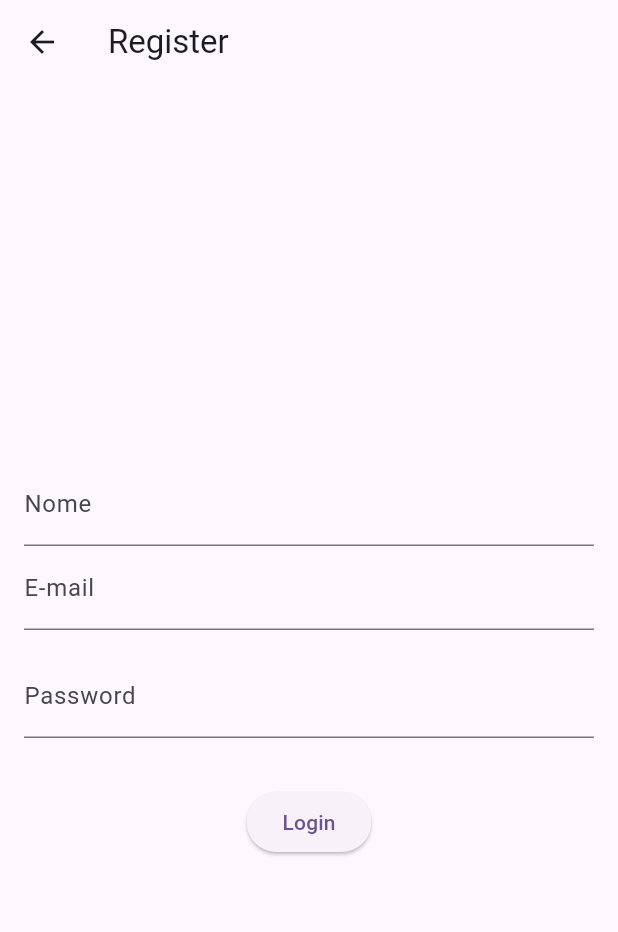
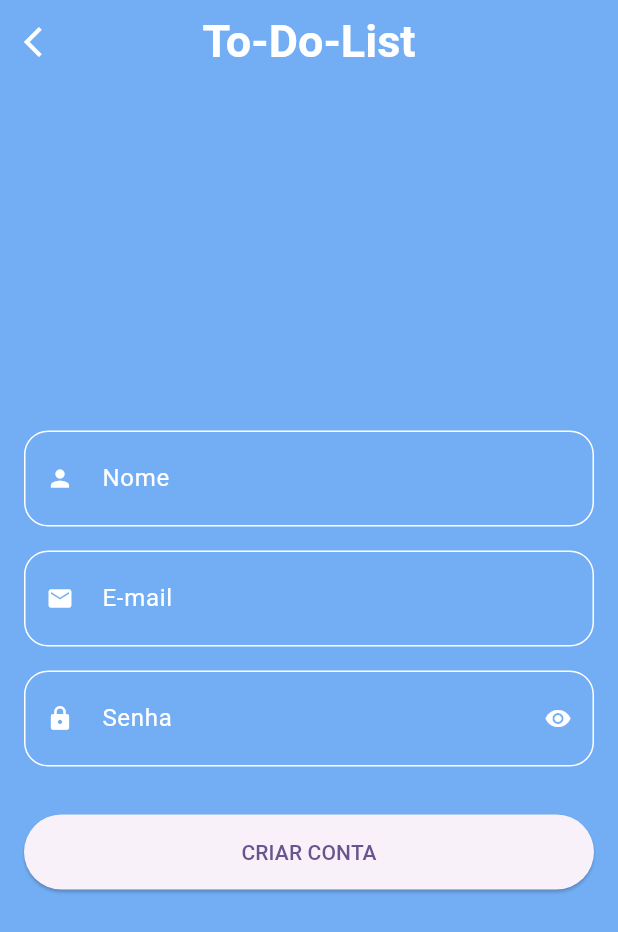
Before and after one commit to Zorzan99/to_do_list_bloc, a Flutter app: the RegisterPage screen opened by its route, on a phone screen of 412 x 824 dp. Shown: the top 932 px of the screen. Run offline on Flutter 3.47's test engine with Material 3 defaults, Android fonts, the phone set to English and light mode, and no system bars; our stand-ins replace bloc, cloud_firestore, firebase_auth, firebase_core, flutter_bloc; missing offline and left inert: validatorless; accounts and stored records are empty.

Commit message:
Feat: Customizacao da screen de registro, visualmente e com funcoes

```diff
--- a/lib/pages/home/home_page.dart
+++ b/lib/pages/home/home_page.dart
@@ -6,6 +6,7 @@ import 'package:to_do_list_bloc/pages/home/home_state.dart';
 import 'package:to_do_list_bloc/pages/home/widgets/float_button_home.dart';
 import 'package:to_do_list_bloc/pages/home/widgets/home_drawer.dart';
 import 'package:to_do_list_bloc/pages/home/widgets/todo_list.dart';
+import 'package:to_do_list_bloc/routes/routes.dart';
 
 class HomePage extends StatefulWidget {
   const HomePage({Key? key}) : super(key: key);
@@ -34,7 +35,8 @@ class _HomePageState extends State<HomePage> {
         perfilTitle: 'Meu perfil',
         exitTitle: "Sair",
         onTapPerfil: () {},
-        onPressedExit: () {},
+        onPressedExit: () => Navigator.of(context)
+            .pushNamedAndRemoveUntil(Routes.loginRoute, (route) => false),
       ),
       appBar: AppBar(
         backgroundColor: Colors.transparent,
--- a/lib/pages/login/login_page.dart
+++ b/lib/pages/login/login_page.dart
@@ -80,7 +80,7 @@ class _LoginPageState extends State<LoginPage> {
               child: Column(
                 mainAxisAlignment: MainAxisAlignment.center,
                 children: [
-                  LoginFormField(
+                  GlobalFormField(
                     validator: Validatorless.multiple(
                       [
                         Validatorless.required('E-mail obrigatório'),
@@ -95,7 +95,7 @@ class _LoginPageState extends State<LoginPage> {
                   const SizedBox(
                     height: SpacingSize.xl,
                   ),
-                  LoginFormField(
+                  GlobalFormField(
                     controller: _passwordEC,
                     validator: Validatorless.required('Senha obrigatória'),
                     hintText: "Insira sua senha",
--- a/lib/pages/login/widgets/login_form_field.dart
+++ b/lib/pages/login/widgets/login_form_field.dart
@@ -2,20 +2,26 @@ import 'package:flutter/material.dart';
 import 'package:to_do_list_bloc/core/sizes/radius_size.dart';
 import 'package:to_do_list_bloc/core/sizes/text_size.dart';
 
-class LoginFormField extends StatelessWidget {
+class GlobalFormField extends StatelessWidget {
   final String? Function(String?)? validator;
   final TextEditingController? controller;
   final TextInputType? keyboardType;
   final IconData icon;
+  final IconData? suffixIcon;
   final String hintText;
+  final bool obscureText;
+  final VoidCallback? onTap;
 
-  const LoginFormField({
+  const GlobalFormField({
     Key? key,
     this.validator,
     this.controller,
     this.keyboardType,
+    required this.icon,
+    this.suffixIcon,
     required this.hintText,
-    required this.icon,
+    this.obscureText = false,
+    this.onTap,
   }) : super(key: key);
 
   @override
@@ -31,6 +37,7 @@ class LoginFormField extends StatelessWidget {
     return TextFormField(
       validator: validator,
       controller: controller,
+      obscureText: obscureText,
       keyboardType: keyboardType,
       style: const TextStyle(color: Colors.white),
       decoration: InputDecoration(
@@ -40,6 +47,13 @@ class LoginFormField extends StatelessWidget {
         enabledBorder: border,
         focusedBorder: border,
         prefixIcon: Icon(icon, color: Colors.white),
+        suffixIcon: IconButton(
+          onPressed: onTap,
+          icon: Icon(
+            suffixIcon,
+            color: Colors.white,
+          ),
+        ),
         errorBorder: errorBorder,
         focusedErrorBorder: border,
         errorStyle:
--- a/lib/pages/register/register_cubit.dart
+++ b/lib/pages/register/register_cubit.dart
@@ -5,6 +5,8 @@ import 'package:to_do_list_bloc/pages/register/register_state.dart';
 import 'package:to_do_list_bloc/repositories/register/register_repository.dart';
 
 class RegisterCubit extends Cubit<RegisterState> {
+  bool isPasswordVisible = false;
+
   final RegisterRepository _registerRepository;
   RegisterCubit(this._registerRepository) : super(InitialRegister());
 
@@ -20,4 +22,9 @@ class RegisterCubit extends Cubit<RegisterState> {
       emit(FailureRegister(message: 'Erro ao realizar login'));
     }
   }
+
+  void togglePasswordVisibility() {
+    isPasswordVisible = !isPasswordVisible;
+    emit(HidePasswordRegister(visible: isPasswordVisible));
+  }
 }
--- a/lib/pages/register/register_page.dart
+++ b/lib/pages/register/register_page.dart
@@ -1,5 +1,7 @@
 import 'package:flutter/material.dart';
 import 'package:flutter_bloc/flutter_bloc.dart';
+import 'package:to_do_list_bloc/core/widgets/button.dart';
+import 'package:to_do_list_bloc/pages/login/widgets/login_form_field.dart';
 import 'package:to_do_list_bloc/pages/register/register_cubit.dart';
 import 'package:to_do_list_bloc/pages/register/register_state.dart';
 import 'package:to_do_list_bloc/routes/routes.dart';
@@ -23,8 +25,26 @@ class _RegisterPageState extends State<RegisterPage> {
     final cubit = context.watch<RegisterCubit>();
 
     return Scaffold(
+      backgroundColor: const Color(0XFF73AEF5),
       appBar: AppBar(
-        title: const Text('Register'),
+        backgroundColor: Colors.transparent,
+        elevation: 0,
+        centerTitle: true,
+        leading: GestureDetector(
+          onTap: () => Navigator.of(context).pushNamed(Routes.loginRoute),
+          child: const Icon(
+            Icons.arrow_back_ios,
+            color: Colors.white,
+          ),
+        ),
+        title: const Text(
+          'To-Do-List',
+          style: TextStyle(
+            fontSize: 30,
+            fontWeight: FontWeight.bold,
+            color: Colors.white,
+          ),
+        ),
       ),
       body: Padding(
         padding: const EdgeInsets.all(16.0),
@@ -81,36 +101,40 @@ class _RegisterPageState extends State<RegisterPage> {
               child: Column(
                 mainAxisAlignment: MainAxisAlignment.center,
                 children: [
-                  TextFormField(
+                  GlobalFormField(
+                    hintText: "Nome",
+                    icon: Icons.person,
                     validator: Validatorless.required('Nome é obrigatório'),
                     controller: _userNameEC,
                     keyboardType: TextInputType.emailAddress,
-                    decoration: const InputDecoration(
-                      labelText: 'Nome',
-                    ),
                   ),
-                  TextFormField(
+                  const SizedBox(height: 16.0),
+                  GlobalFormField(
+                    hintText: "E-mail",
+                    icon: Icons.email,
                     validator: Validatorless.multiple([
                       Validatorless.required('E-mail obrigatório'),
                       Validatorless.email('E-mail inválido'),
                     ]),
                     controller: _emailEC,
-                    keyboardType: TextInputType.emailAddress,
-                    decoration: const InputDecoration(
-                      labelText: 'E-mail',
-                    ),
                   ),
                   const SizedBox(height: 16.0),
-                  TextFormField(
+                  GlobalFormField(
+                    hintText: "Senha",
+                    suffixIcon: cubit.isPasswordVisible
+                        ? Icons.visibility_off
+                        : Icons.visibility,
+                    onTap: () {
+                      cubit.togglePasswordVisibility();
+                    },
+                    icon: Icons.lock,
                     validator: Validatorless.required('Senha obrigatória'),
                     controller: _passwordEC,
-                    obscureText: true,
-                    decoration: const InputDecoration(
-                      labelText: 'Password',
-                    ),
+                    obscureText: cubit.isPasswordVisible,
                   ),
                   const SizedBox(height: 32.0),
-                  ElevatedButton(
+                  Button(
+                    label: "CRIAR CONTA",
                     onPressed: () async {
                       final valid = _formKey.currentState?.validate() ?? false;
                       if (valid) {
@@ -118,7 +142,6 @@ class _RegisterPageState extends State<RegisterPage> {
                             _emailEC.text, _passwordEC.text, _userNameEC.text);
                       }
                     },
-                    child: const Text('Login'),
                   ),
                 ],
               ),
--- a/lib/pages/register/register_state.dart
+++ b/lib/pages/register/register_state.dart
@@ -6,6 +6,12 @@ class LoadingRegister implements RegisterState {}
 
 class LoadedRegister implements RegisterState {}
 
+class HidePasswordRegister implements RegisterState {
+  final bool visible;
+
+  HidePasswordRegister({required this.visible});
+}
+
 class FailureRegister implements RegisterState {
   final String message;
   FailureRegister({required this.message});
--- a/lib/repositories/register/register_repository.dart
+++ b/lib/repositories/register/register_repository.dart
@@ -1,5 +1,5 @@
 import 'package:firebase_auth/firebase_auth.dart';
 
 abstract interface class RegisterRepository {
-  Future<User?> register(String email, String password, String displayNam);
+  Future<User?> register(String email, String password, String displayName);
 }
```
